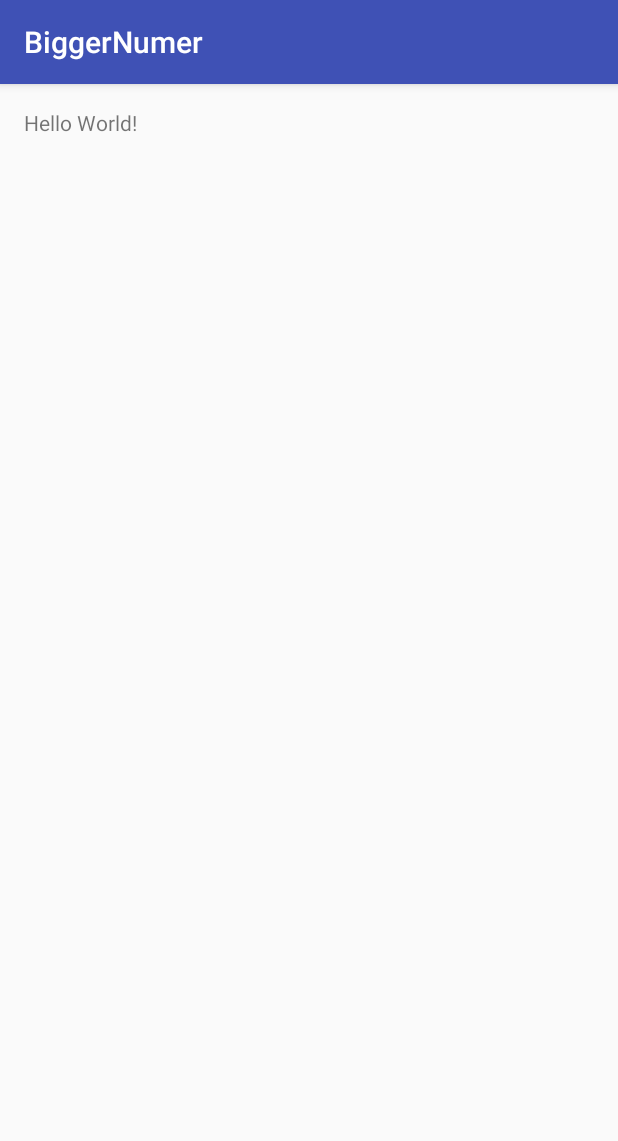
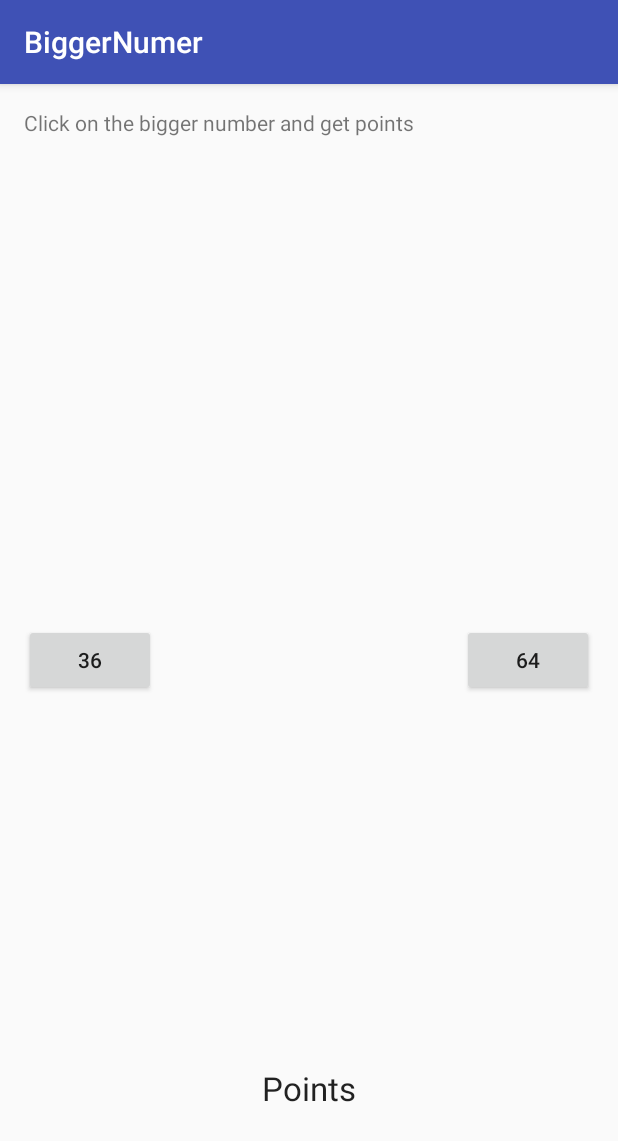
Before and after one commit to vrangasayee/CS175Fall2016Android, an Android app: the screen it shows after launch (MainActivity), on a phone screen of 412 x 824 dp. Shown: the top 1141 px of the screen. Run offline under Robolectric (Android 15) with nearby library versions, the phone set to English and light mode, and no system bars.

Commit message:
BiggerNumber final checkin

```diff
--- a/BiggerNumer/app/src/main/java/edu/sjsu/fall2016/cs175/biggernumer/MainActivity.java
+++ b/BiggerNumer/app/src/main/java/edu/sjsu/fall2016/cs175/biggernumer/MainActivity.java
@@ -2,12 +2,69 @@ package edu.sjsu.fall2016.cs175.biggernumer;
 
 import android.support.v7.app.AppCompatActivity;
 import android.os.Bundle;
+import android.view.View;
+import android.widget.Button;
+import android.widget.TextView;
+import android.widget.Toast;
+
+import java.util.Random;
 
 public class MainActivity extends AppCompatActivity {
+
+    private int points = 0;
 
     @Override
     protected void onCreate(Bundle savedInstanceState) {
         super.onCreate(savedInstanceState);
         setContentView(R.layout.activity_main);
+        setNumbers();
     }
+
+    private void setNumbers() {
+        // We do not need to keep doing this in every function.
+        // Later in course we will use annotations to tie ui with code.
+        Button  leftButton = (Button) findViewById(R.id.leftButton);
+        Button  rightButton = (Button) findViewById(R.id.rightButton);
+        Random r = new Random();
+        leftButton.setText("" + r.nextInt(100));
+        rightButton.setText("" + r.nextInt(100));
+    }
+
+    public void leftButtonClicked(View view) {
+        Button  leftButton = (Button) findViewById(R.id.leftButton);
+        int numLeft = Integer.parseInt(leftButton.getText().toString());
+
+        Button  rightButton = (Button) findViewById(R.id.rightButton);
+        int numRight = Integer.parseInt(rightButton.getText().toString());
+
+        checkAnswer(numLeft, numRight);
+        setNumbers();
+    }
+
+    // We do not need to duplicate this code. Combining these two functions is left as an exercise
+    public void rightButtonClicked(View view) {
+        Button  leftButton = (Button) findViewById(R.id.leftButton);
+        int numLeft = Integer.parseInt(leftButton.getText().toString());
+
+        Button  rightButton = (Button) findViewById(R.id.rightButton);
+        int numRight = Integer.parseInt(rightButton.getText().toString());
+
+        checkAnswer(numRight, numLeft);
+        setNumbers();
+    }
+
+    private void checkAnswer(int numBigger, int numSmaller) {
+        if (numBigger > numSmaller) {
+            // The answer is right.
+            points++;
+            Toast.makeText(this, "You are a GENIUS", Toast.LENGTH_SHORT).show();
+        } else {
+            points--;
+            Toast.makeText(this, "Hmm! Remedial Math!!!", Toast.LENGTH_SHORT).show();
+        }
+        TextView pointsText = (TextView) findViewById(R.id.pointsText);
+        pointsText.setText("Points:" + points);
+    }
+
+
 }
--- a/BiggerNumer/app/src/main/res/layout/activity_main.xml
+++ b/BiggerNumer/app/src/main/res/layout/activity_main.xml
@@ -12,5 +12,34 @@
     <TextView
         android:layout_width="wrap_content"
         android:layout_height="wrap_content"
-        android:text="Hello World!" />
+        android:text="Click on the bigger number and get points"
+        android:id="@+id/introText" />
+
+    <Button
+        android:layout_width="wrap_content"
+        android:layout_height="wrap_content"
+        android:text="0"
+        android:id="@+id/leftButton"
+        android:layout_centerVertical="true"
+        android:layout_alignParentStart="true"
+        android:onClick="leftButtonClicked" />
+
+    <Button
+        android:layout_width="wrap_content"
+        android:layout_height="wrap_content"
+        android:text="0"
+        android:id="@+id/rightButton"
+        android:layout_alignTop="@+id/leftButton"
+        android:layout_alignParentEnd="true"
+        android:onClick="rightButtonClicked" />
+
+    <TextView
+        android:layout_width="wrap_content"
+        android:layout_height="wrap_content"
+        android:textAppearance="?android:attr/textAppearanceLarge"
+        android:text="Points"
+        android:id="@+id/pointsText"
+        android:layout_alignParentBottom="true"
+        android:layout_centerHorizontal="true"
+        android:layout_marginBottom="68dp" />
 </RelativeLayout>
```
